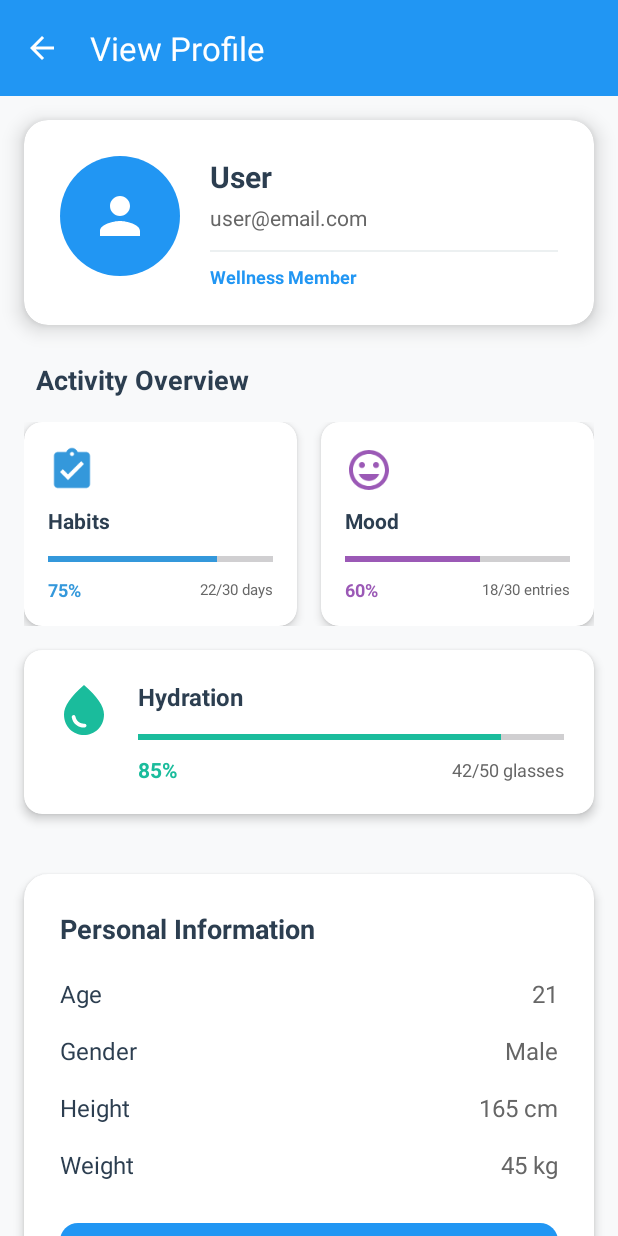
After one commit to thusithassilva/HealthApp, an Android app: the ViewProfileActivity screen opened directly, with no data from a screen before it, on a phone screen of 412 x 824 dp. The commit adds this screen. Run offline under Robolectric (Android 15) with nearby library versions, the phone set to English and light mode, and no system bars.

Commit message:
update main 1

```diff
--- a/app/src/main/AndroidManifest.xml
+++ b/app/src/main/AndroidManifest.xml
@@ -18,6 +18,9 @@
         android:roundIcon="@mipmap/ic_launcher_round"
         android:supportsRtl="true"
         android:theme="@style/Theme.HealthApp">
+        <activity
+            android:name=".ViewProfileActivity"
+            android:exported="false" />
         <activity
             android:name=".CyclingActivity"
             android:exported="false" />
--- a/app/src/main/java/com/example/healthapp/MainActivity.kt
+++ b/app/src/main/java/com/example/healthapp/MainActivity.kt
@@ -161,16 +161,12 @@ class MainActivity : AppCompatActivity() {
         // Simple profile menu implementation
         val popupMenu = android.widget.PopupMenu(this, binding.ivProfile)
         popupMenu.menu.add(Menu.NONE, 1, Menu.NONE, "View Profile")
-        popupMenu.menu.add(Menu.NONE, 2, Menu.NONE, "Logout")
 
         popupMenu.setOnMenuItemClickListener { item ->
             when (item.itemId) {
                 1 -> {
-                    Toast.makeText(this, "Update Profile", Toast.LENGTH_SHORT).show()
-                    true
-                }
-                2 -> {
-                    showLogoutConfirmation()
+                    // Navigate to ViewProfileActivity
+                    startActivity(Intent(this, ViewProfileActivity::class.java))
                     true
                 }
                 else -> false
--- /dev/null
+++ b/app/src/main/java/com/example/healthapp/ViewProfileActivity.kt
@@ -0,0 +1,95 @@
+package com.example.healthapp
+
+import android.content.Intent
+import android.content.SharedPreferences
+import androidx.appcompat.app.AppCompatActivity
+import android.os.Bundle
+import android.widget.Toast
+import com.example.healthapp.databinding.ActivityViewProfileBinding
+
+class ViewProfileActivity : AppCompatActivity() {
+
+    private lateinit var binding: ActivityViewProfileBinding
+    private lateinit var sharedPreferences: SharedPreferences
+
+    override fun onCreate(savedInstanceState: Bundle?) {
+        super.onCreate(savedInstanceState)
+        binding = ActivityViewProfileBinding.inflate(layoutInflater)
+        setContentView(binding.root)
+
+        sharedPreferences = getSharedPreferences("UserPrefs", MODE_PRIVATE)
+
+        setupToolbar()
+        loadUserData()
+        setupClickListeners()
+        setupActivityProgress()
+    }
+
+    private fun setupToolbar() {
+        setSupportActionBar(binding.toolbar)
+        supportActionBar?.setDisplayHomeAsUpEnabled(true)
+        supportActionBar?.setDisplayShowHomeEnabled(true)
+        binding.toolbar.setNavigationOnClickListener {
+            onBackPressed()
+        }
+    }
+
+    private fun loadUserData() {
+        val userName = sharedPreferences.getString("user_name", "User")
+        val userEmail = sharedPreferences.getString("user_email", "user@email.com")
+        val userAge = sharedPreferences.getString("user_age", "21")
+        val userGender = sharedPreferences.getString("user_gender", "Male")
+        val userHeight = sharedPreferences.getString("user_height", "165 cm")
+        val userWeight = sharedPreferences.getString("user_weight", "45 kg")
+
+        binding.tvUserName.text = userName
+        binding.tvUserEmail.text = userEmail
+        binding.tvAgeValue.text = userAge
+        binding.tvGenderValue.text = userGender
+        binding.tvHeightValue.text = userHeight
+        binding.tvWeightValue.text = userWeight
+    }
+
+    private fun setupActivityProgress() {
+        // Load actual progress data from shared preferences or use defaults
+        val habitsProgress = sharedPreferences.getInt("habits_progress", 75)
+        val moodProgress = sharedPreferences.getInt("mood_progress", 60)
+        val hydrationProgress = sharedPreferences.getInt("hydration_progress", 85)
+
+        binding.progressHabits.progress = habitsProgress
+        binding.progressMood.progress = moodProgress
+        binding.progressHydration.progress = hydrationProgress
+
+        binding.tvHabitsPercent.text = "$habitsProgress%"
+        binding.tvMoodPercent.text = "$moodProgress%"
+        binding.tvHydrationPercent.text = "$hydrationProgress%"
+
+        // Calculate days/entries based on progress
+        val habitsDays = (habitsProgress * 30 / 100)
+        val moodEntries = (moodProgress * 30 / 100)
+        val waterGlasses = (hydrationProgress * 50 / 100)
+
+        binding.tvHabitsDays.text = "$habitsDays/30 days"
+        binding.tvMoodEntries.text = "$moodEntries/30 entries"
+        binding.tvWaterGlasses.text = "$waterGlasses/50 glasses"
+    }
+
+    private fun setupClickListeners() {
+        binding.btnEditProfile.setOnClickListener {
+            val intent = Intent(this, ProfileActivity::class.java)
+            startActivity(intent)
+        }
+    }
+
+    override fun onResume() {
+        super.onResume()
+        // Refresh data when returning from edit profile
+        loadUserData()
+        setupActivityProgress()
+    }
+
+    override fun onBackPressed() {
+        super.onBackPressed()
+        finish()
+    }
+}
--- /dev/null
+++ b/app/src/main/res/layout/activity_view_profile.xml
@@ -0,0 +1,501 @@
+<?xml version="1.0" encoding="utf-8"?>
+<androidx.core.widget.NestedScrollView xmlns:android="http://schemas.android.com/apk/res/android"
+    xmlns:app="http://schemas.android.com/apk/res-auto"
+    xmlns:tools="http://schemas.android.com/tools"
+    android:layout_width="match_parent"
+    android:layout_height="match_parent"
+    android:background="@color/light_background"
+    android:fillViewport="true">
+
+    <LinearLayout
+        android:layout_width="match_parent"
+        android:layout_height="wrap_content"
+        android:orientation="vertical">
+
+        <!-- Toolbar -->
+        <com.google.android.material.appbar.MaterialToolbar
+            android:id="@+id/toolbar"
+            android:layout_width="match_parent"
+            android:layout_height="?attr/actionBarSize"
+            android:background="@color/primary_color"
+            android:theme="@style/ThemeOverlay.MaterialComponents.Dark.ActionBar"
+            app:navigationIcon="@drawable/ic_arrow_back_white"
+            app:title="View Profile"
+            app:titleTextColor="@color/white" />
+
+        <!-- Profile Header Card -->
+        <androidx.cardview.widget.CardView
+            android:layout_width="match_parent"
+            android:layout_height="wrap_content"
+            android:layout_margin="16dp"
+            app:cardCornerRadius="16dp"
+            app:cardElevation="8dp"
+            app:cardBackgroundColor="@color/white">
+
+            <LinearLayout
+                android:layout_width="match_parent"
+                android:layout_height="wrap_content"
+                android:orientation="horizontal"
+                android:padding="24dp">
+
+                <!-- Profile Icon -->
+                <LinearLayout
+                    android:layout_width="80dp"
+                    android:layout_height="80dp"
+                    android:background="@drawable/profile_circle_bg"
+                    android:gravity="center">
+
+                    <ImageView
+                        android:layout_width="40dp"
+                        android:layout_height="40dp"
+                        android:src="@drawable/ic_person_profile"
+                        android:contentDescription="Profile"
+                        android:tint="@color/white" />
+
+                </LinearLayout>
+
+                <!-- User Info -->
+                <LinearLayout
+                    android:layout_width="0dp"
+                    android:layout_height="wrap_content"
+                    android:layout_weight="1"
+                    android:orientation="vertical"
+                    android:gravity="center_vertical"
+                    android:paddingStart="20dp">
+
+                    <TextView
+                        android:id="@+id/tvUserName"
+                        android:layout_width="match_parent"
+                        android:layout_height="wrap_content"
+                        android:text="User Name"
+                        android:textColor="@color/dark_text"
+                        android:textSize="20sp"
+                        android:textStyle="bold"
+                        android:ellipsize="end"
+                        android:maxLines="1" />
+
+                    <TextView
+                        android:id="@+id/tvUserEmail"
+                        android:layout_width="match_parent"
+                        android:layout_height="wrap_content"
+                        android:text="user@email.com"
+                        android:textColor="@color/gray"
+                        android:textSize="14sp"
+                        android:layout_marginTop="4dp"
+                        android:ellipsize="end"
+                        android:maxLines="1" />
+
+                    <View
+                        android:layout_width="match_parent"
+                        android:layout_height="1dp"
+                        android:background="@color/divider_color"
+                        android:layout_marginTop="12dp" />
+
+                    <TextView
+                        android:layout_width="match_parent"
+                        android:layout_height="wrap_content"
+                        android:text="Wellness Member"
+                        android:textColor="@color/primary_color"
+                        android:textSize="12sp"
+                        android:textStyle="bold"
+                        android:layout_marginTop="8dp" />
+
+                </LinearLayout>
+
+            </LinearLayout>
+
+        </androidx.cardview.widget.CardView>
+
+        <!-- Activity Progress Section -->
+        <TextView
+            android:layout_width="match_parent"
+            android:layout_height="wrap_content"
+            android:text="Activity Overview"
+            android:textColor="@color/dark_text"
+            android:textSize="18sp"
+            android:textStyle="bold"
+            android:layout_marginStart="24dp"
+            android:layout_marginTop="8dp"
+            android:layout_marginBottom="16dp" />
+
+        <!-- Progress Cards Row 1 -->
+        <LinearLayout
+            android:layout_width="match_parent"
+            android:layout_height="wrap_content"
+            android:orientation="horizontal"
+            android:layout_marginStart="16dp"
+            android:layout_marginEnd="16dp"
+            android:layout_marginBottom="16dp">
+
+            <!-- Habits Progress Card -->
+            <androidx.cardview.widget.CardView
+                android:layout_width="0dp"
+                android:layout_height="wrap_content"
+                android:layout_weight="1"
+                android:layout_marginEnd="8dp"
+                app:cardCornerRadius="12dp"
+                app:cardElevation="4dp"
+                app:cardBackgroundColor="@color/habits_card">
+
+                <LinearLayout
+                    android:layout_width="match_parent"
+                    android:layout_height="wrap_content"
+                    android:orientation="vertical"
+                    android:padding="16dp">
+
+                    <ImageView
+                        android:layout_width="32dp"
+                        android:layout_height="32dp"
+                        android:src="@drawable/ic_habits"
+                        android:contentDescription="Habits"
+                        android:tint="@color/habits_icon" />
+
+                    <TextView
+                        android:layout_width="match_parent"
+                        android:layout_height="wrap_content"
+                        android:text="Habits"
+                        android:textColor="@color/dark_text"
+                        android:textSize="14sp"
+                        android:textStyle="bold"
+                        android:layout_marginTop="8dp" />
+
+                    <ProgressBar
+                        android:id="@+id/progressHabits"
+                        style="?android:attr/progressBarStyleHorizontal"
+                        android:layout_width="match_parent"
+                        android:layout_height="8dp"
+                        android:layout_marginTop="12dp"
+                        android:progress="75"
+                        android:progressTint="@color/habits_progress" />
+
+                    <LinearLayout
+                        android:layout_width="match_parent"
+                        android:layout_height="wrap_content"
+                        android:orientation="horizontal"
+                        android:gravity="center_vertical"
+                        android:layout_marginTop="8dp">
+
+                        <TextView
+                            android:id="@+id/tvHabitsPercent"
+                            android:layout_width="0dp"
+                            android:layout_height="wrap_content"
+                            android:layout_weight="1"
+                            android:text="75%"
+                            android:textColor="@color/habits_progress"
+                            android:textSize="12sp"
+                            android:textStyle="bold" />
+
+                        <TextView
+                            android:id="@+id/tvHabitsDays"
+                            android:layout_width="wrap_content"
+                            android:layout_height="wrap_content"
+                            android:text="21/30 days"
+                            android:textColor="@color/gray"
+                            android:textSize="10sp" />
+
+                    </LinearLayout>
+
+                </LinearLayout>
+
+            </androidx.cardview.widget.CardView>
+
+            <!-- Mood Progress Card -->
+            <androidx.cardview.widget.CardView
+                android:layout_width="0dp"
+                android:layout_height="wrap_content"
+                android:layout_weight="1"
+                android:layout_marginStart="8dp"
+                app:cardCornerRadius="12dp"
+                app:cardElevation="4dp"
+                app:cardBackgroundColor="@color/mood_card">
+
+                <LinearLayout
+                    android:layout_width="match_parent"
+                    android:layout_height="wrap_content"
+                    android:orientation="vertical"
+                    android:padding="16dp">
+
+                    <ImageView
+                        android:layout_width="32dp"
+                        android:layout_height="32dp"
+                        android:src="@drawable/ic_mood"
+                        android:contentDescription="Mood"
+                        android:tint="@color/mood_icon" />
+
+                    <TextView
+                        android:layout_width="match_parent"
+                        android:layout_height="wrap_content"
+                        android:text="Mood"
+                        android:textColor="@color/dark_text"
+                        android:textSize="14sp"
+                        android:textStyle="bold"
+                        android:layout_marginTop="8dp" />
+
+                    <ProgressBar
+                        android:id="@+id/progressMood"
+                        style="?android:attr/progressBarStyleHorizontal"
+                        android:layout_width="match_parent"
+                        android:layout_height="8dp"
+                        android:layout_marginTop="12dp"
+                        android:progress="60"
+                        android:progressTint="@color/mood_progress" />
+
+                    <LinearLayout
+                        android:layout_width="match_parent"
+                        android:layout_height="wrap_content"
+                        android:orientation="horizontal"
+                        android:gravity="center_vertical"
+                        android:layout_marginTop="8dp">
+
+                        <TextView
+                            android:id="@+id/tvMoodPercent"
+                            android:layout_width="0dp"
+                            android:layout_height="wrap_content"
+                            android:layout_weight="1"
+                            android:text="60%"
+                            android:textColor="@color/mood_progress"
+                            android:textSize="12sp"
+                            android:textStyle="bold" />
+
+                        <TextView
+                            android:id="@+id/tvMoodEntries"
+                            android:layout_width="wrap_content"
+                            android:layout_height="wrap_content"
+                            android:text="18/30 entries"
+                            android:textColor="@color/gray"
+                            android:textSize="10sp" />
+
+                    </LinearLayout>
+
+                </LinearLayout>
+
+            </androidx.cardview.widget.CardView>
+
+        </LinearLayout>
+
+        <!-- Hydration Progress Card -->
+        <androidx.cardview.widget.CardView
+            android:layout_width="match_parent"
+            android:layout_height="wrap_content"
+            android:layout_marginStart="16dp"
+            android:layout_marginEnd="16dp"
+            android:layout_marginBottom="24dp"
+            app:cardCornerRadius="12dp"
+            app:cardElevation="4dp"
+            app:cardBackgroundColor="@color/hydration_card">
+
+            <LinearLayout
+                android:layout_width="match_parent"
+                android:layout_height="wrap_content"
+                android:orientation="horizontal"
+                android:padding="20dp">
+
+                <ImageView
+                    android:layout_width="40dp"
+                    android:layout_height="40dp"
+                    android:src="@drawable/ic_water"
+                    android:contentDescription="Hydration"
+                    android:tint="@color/hydration_icon" />
+
+                <LinearLayout
+                    android:layout_width="0dp"
+                    android:layout_height="wrap_content"
+                    android:layout_weight="1"
+                    android:orientation="vertical"
+                    android:paddingStart="16dp">
+
+                    <TextView
+                        android:layout_width="match_parent"
+                        android:layout_height="wrap_content"
+                        android:text="Hydration"
+                        android:textColor="@color/dark_text"
+                        android:textSize="16sp"
+                        android:textStyle="bold" />
+
+                    <ProgressBar
+                        android:id="@+id/progressHydration"
+                        style="?android:attr/progressBarStyleHorizontal"
+                        android:layout_width="match_parent"
+                        android:layout_height="8dp"
+                        android:layout_marginTop="12dp"
+                        android:progress="85"
+                        android:progressTint="@color/hydration_progress" />
+
+                    <LinearLayout
+                        android:layout_width="match_parent"
+                        android:layout_height="wrap_content"
+                        android:orientation="horizontal"
+                        android:gravity="center_vertical"
+                        android:layout_marginTop="8dp">
+
+                        <TextView
+                            android:id="@+id/tvHydrationPercent"
+                            android:layout_width="0dp"
+                            android:layout_height="wrap_content"
+                            android:layout_weight="1"
+                            android:text="85%"
+                            android:textColor="@color/hydration_progress"
+                            android:textSize="14sp"
+                            android:textStyle="bold" />
+
+                        <TextView
+                            android:id="@+id/tvWaterGlasses"
+                            android:layout_width="wrap_content"
+                            android:layout_height="wrap_content"
+                            android:text="42/50 glasses"
+                            android:textColor="@color/gray"
+                            android:textSize="12sp" />
+
+                    </LinearLayout>
+
+                </LinearLayout>
+
+            </LinearLayout>
+
+        </androidx.cardview.widget.CardView>
+
+        <!-- Personal Information Section -->
+        <androidx.cardview.widget.CardView
+            android:layout_width="match_parent"
+            android:layout_height="wrap_content"
+            android:layout_margin="16dp"
+            app:cardCornerRadius="16dp"
+            app:cardElevation="4dp"
+            app:cardBackgroundColor="@color/white">
+
+            <LinearLayout
+                android:layout_width="match_parent"
+                android:layout_height="wrap_content"
+                android:orientation="vertical"
+                android:padding="24dp">
+
+                <TextView
+                    android:layout_width="match_parent"
+                    android:layout_height="wrap_content"
+                    android:text="Personal Information"
+                    android:textColor="@color/dark_text"
+                    android:textSize="18sp"
+                    android:textStyle="bold"
+                    android:layout_marginBottom="20dp" />
+
+                <!-- Age -->
+                <LinearLayout
+                    android:layout_width="match_parent"
+                    android:layout_height="wrap_content"
+                    android:orientation="horizontal"
+                    android:layout_marginBottom="16dp">
+
+                    <TextView
+                        android:layout_width="0dp"
+                        android:layout_height="wrap_content"
+                        android:layout_weight="1"
+                        android:text="Age"
+                        android:textColor="@color/dark_text"
+                        android:textSize="16sp" />
+
+                    <TextView
+                        android:id="@+id/tvAgeValue"
+                        android:layout_width="wrap_content"
+                        android:layout_height="wrap_content"
+                        android:text="Not set"
+                        android:textColor="@color/gray"
+                        android:textSize="16sp" />
+
+                </LinearLayout>
+
+                <!-- Gender -->
+                <LinearLayout
+                    android:layout_width="match_parent"
+                    android:layout_height="wrap_content"
+                    android:orientation="horizontal"
+                    android:layout_marginBottom="16dp">
+
+                    <TextView
+                        android:layout_width="0dp"
+                        android:layout_height="wrap_content"
+                        android:layout_weight="1"
+                        android:text="Gender"
+                        android:textColor="@color/dark_text"
+                        android:textSize="16sp" />
+
+                    <TextView
+                        android:id="@+id/tvGenderValue"
+                        android:layout_width="wrap_content"
+                        android:layout_height="wrap_content"
+                        android:text="Not set"
+                        android:textColor="@color/gray"
+                        android:textSize="16sp" />
+
+                </LinearLayout>
+
+                <!-- Height -->
+                <LinearLayout
+                    android:layout_width="match_parent"
+                    android:layout_height="wrap_content"
+                    android:orientation="horizontal"
+                    android:layout_marginBottom="16dp">
+
+                    <TextView
+                        android:layout_width="0dp"
+                        android:layout_height="wrap_content"
+                        android:layout_weight="1"
+                        android:text="Height"
+                        android:textColor="@color/dark_text"
+                        android:textSize="16sp" />
+
+                    <TextView
+                        android:id="@+id/tvHeightValue"
+                        android:layout_width="wrap_content"
+                        android:layout_height="wrap_content"
+                        android:text="Not set"
+                        android:textColor="@color/gray"
+                        android:textSize="16sp" />
+
+                </LinearLayout>
+
+                <!-- Weight -->
+                <LinearLayout
+                    android:layout_width="match_parent"
+                    android:layout_height="wrap_content"
+                    android:orientation="horizontal"
+                    android:layout_marginBottom="24dp">
+
+                    <TextView
+                        android:layout_width="0dp"
+                        android:layout_height="wrap_content"
+                        android:layout_weight="1"
+                        android:text="Weight"
+                        android:textColor="@color/dark_text"
+                        android:textSize="16sp" />
+
+                    <TextView
+                        android:id="@+id/tvWeightValue"
+                        android:layout_width="wrap_content"
+                        android:layout_height="wrap_content"
+                        android:text="Not set"
+                        android:textColor="@color/gray"
+                        android:textSize="16sp" />
+
+                </LinearLayout>
+
+                <!-- Edit Profile Button -->
+                <com.google.android.material.button.MaterialButton
+                    android:id="@+id/btnEditProfile"
+                    android:layout_width="match_parent"
+                    android:layout_height="wrap_content"
+                    android:text="Edit Profile"
+                    android:textColor="@color/white"
+                    android:textSize="16sp"
+                    android:textStyle="bold"
+                    app:cornerRadius="12dp"
+                    app:icon="@drawable/ic_edit"
+                    app:iconTint="@color/white"
+                    app:backgroundTint="@color/primary_color" />
+
+            </LinearLayout>
+
+        </androidx.cardview.widget.CardView>
+
+    </LinearLayout>
+
+</androidx.core.widget.NestedScrollView>
```
